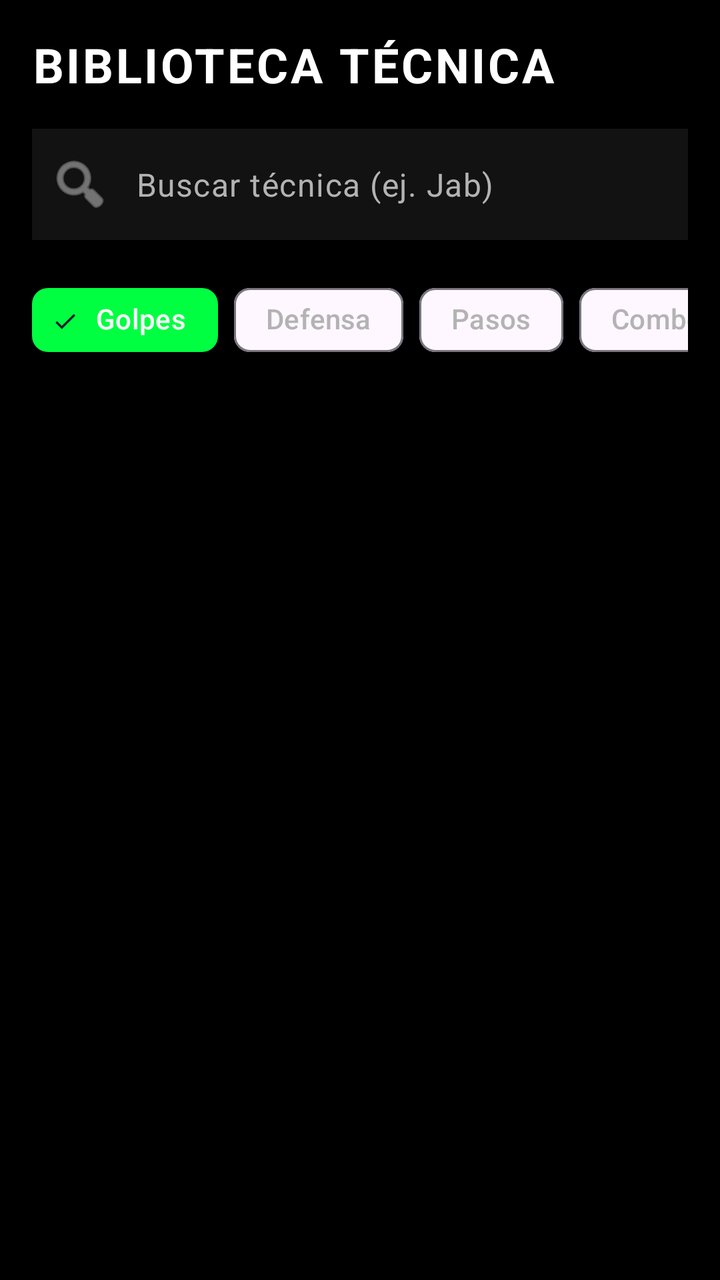
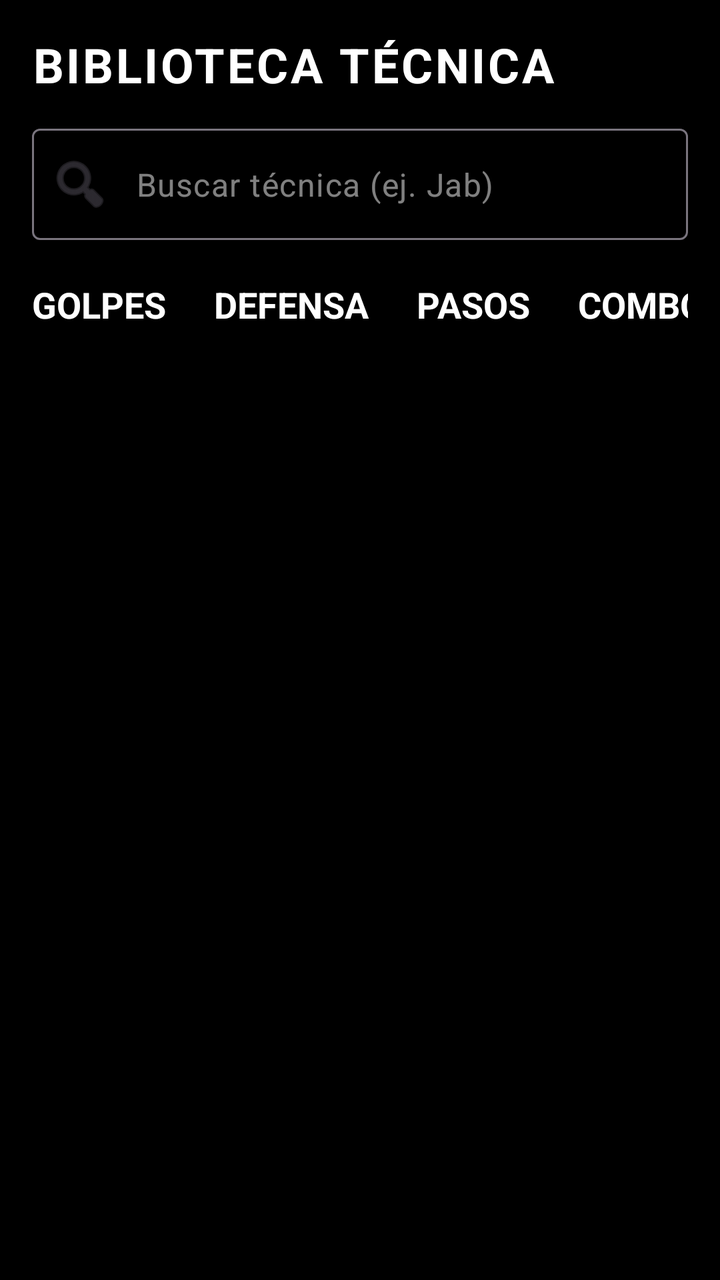

Compare the two renders of this Android layout. The source of the first and the diff that turns it into the second are given below.
<!-- AndroidManifest.xml: application theme Theme.CornerManBox -->
<!-- res/layout/fragment_library.xml -->
<?xml version="1.0" encoding="utf-8"?>
<LinearLayout
    xmlns:android="http://schemas.android.com/apk/res/android"
    xmlns:app="http://schemas.android.com/apk/res-auto"
    android:layout_width="match_parent"
    android:layout_height="match_parent"
    android:orientation="vertical"
    android:background="@color/black"
    android:padding="16dp">

    <TextView
        android:layout_width="wrap_content"
        android:layout_height="wrap_content"
        android:text="BIBLIOTECA TÉCNICA"
        android:textColor="@color/white"
        android:textSize="24sp"
        android:textStyle="bold"
        android:letterSpacing="0.05"
        android:layout_marginBottom="16dp" />

    <com.google.android.material.textfield.TextInputLayout
        android:layout_width="match_parent"
        android:layout_height="wrap_content"
        android:layout_marginBottom="16dp"
        app:startIconDrawable="@android:drawable/ic_menu_search"
        app:startIconTint="@color/on_surface_variant"
        app:hintEnabled="false"
        style="@style/Widget.Material3.TextInputLayout.OutlinedBox">

        <com.google.android.material.textfield.TextInputEditText
            android:layout_width="match_parent"
            android:layout_height="wrap_content"
            android:hint="Buscar técnica (ej. Jab)"
            android:textColorHint="@color/on_surface_variant"
            android:textColor="@color/white"
            android:background="@color/surface_dark"
            android:inputType="text"/>
    </com.google.android.material.textfield.TextInputLayout>

    <HorizontalScrollView
        android:layout_width="match_parent"
        android:layout_height="wrap_content"
        android:scrollbars="none"
        android:layout_marginBottom="16dp">

        <com.google.android.material.chip.ChipGroup
            android:id="@+id/chip_group_filter"
            android:layout_width="wrap_content"
            android:layout_height="wrap_content"
            app:singleSelection="true"
            app:selectionRequired="true">

            <com.google.android.material.chip.Chip
                style="@style/Widget.Material3.Chip.Filter"
                android:layout_width="wrap_content"
                android:layout_height="wrap_content"
                android:text="Golpes"
                android:checked="true"
                app:chipBackgroundColor="@color/green_boxing"
                android:textColor="@color/white"/>

            <com.google.android.material.chip.Chip
                style="@style/Widget.Material3.Chip.Filter"
                android:layout_width="wrap_content"
                android:layout_height="wrap_content"
                android:text="Defensa"
                android:textColor="@color/on_surface_variant"/>

            <com.google.android.material.chip.Chip
                style="@style/Widget.Material3.Chip.Filter"
                android:layout_width="wrap_content"
                android:layout_height="wrap_content"
                android:text="Pasos"
                android:textColor="@color/on_surface_variant"/>

            <com.google.android.material.chip.Chip
                style="@style/Widget.Material3.Chip.Filter"
                android:layout_width="wrap_content"
                android:layout_height="wrap_content"
                android:text="Combos"
                android:textColor="@color/on_surface_variant"/>
        </com.google.android.material.chip.ChipGroup>
    </HorizontalScrollView>

    <androidx.recyclerview.widget.RecyclerView
        android:id="@+id/rv_tech_list"
        android:layout_width="match_parent"
        android:layout_height="match_parent"
        android:clipToPadding="false"
        android:scrollbars="vertical" />

</LinearLayout>
<!-- resources referenced by this layout -->
<resources>
  <color name="black">#FF000000</color>
  <color name="green_boxing">#00FF41</color>
  <color name="on_surface_variant">#B3B3B3</color>
  <color name="surface_dark">#121212</color>
  <color name="white">#FFFFFFFF</color>
  <style name="Theme.CornerManBox" parent="Base.Theme.CornerManBox" />
  <style name="Base.Theme.CornerManBox" parent="Theme.Material3.DayNight.NoActionBar">
          
          
      </style>
</resources>

<!-- the commit's change to res/layout/fragment_library.xml (unified diff, before → after) -->
@@ -21,9 +21,8 @@
     <com.google.android.material.textfield.TextInputLayout
         android:layout_width="match_parent"
         android:layout_height="wrap_content"
-        android:layout_marginBottom="16dp"
+        android:layout_marginBottom="20dp"
         app:startIconDrawable="@android:drawable/ic_menu_search"
-        app:startIconTint="@color/on_surface_variant"
         app:hintEnabled="false"
         style="@style/Widget.Material3.TextInputLayout.OutlinedBox">
 
@@ -31,9 +30,8 @@
             android:layout_width="match_parent"
             android:layout_height="wrap_content"
             android:hint="Buscar técnica (ej. Jab)"
-            android:textColorHint="@color/on_surface_variant"
+            android:textColorHint="#80FFFFFF"
             android:textColor="@color/white"
-            android:background="@color/surface_dark"
             android:inputType="text"/>
     </com.google.android.material.textfield.TextInputLayout>
 
@@ -43,43 +41,60 @@
         android:scrollbars="none"
         android:layout_marginBottom="16dp">
 
-        <com.google.android.material.chip.ChipGroup
-            android:id="@+id/chip_group_filter"
+        <LinearLayout
             android:layout_width="wrap_content"
             android:layout_height="wrap_content"
-            app:singleSelection="true"
-            app:selectionRequired="true">
+            android:orientation="horizontal"
+            android:gravity="center_vertical">
 
-            <com.google.android.material.chip.Chip
-                style="@style/Widget.Material3.Chip.Filter"
+            <TextView
+                android:id="@+id/tv_cat_golpes"
                 android:layout_width="wrap_content"
                 android:layout_height="wrap_content"
-                android:text="Golpes"
-                android:checked="true"
-                app:chipBackgroundColor="@color/green_boxing"
-                android:textColor="@color/white"/>
+                android:text="GOLPES"
+                android:textColor="@color/white"
+                android:textSize="18sp"
+                android:textStyle="bold"
+                android:paddingEnd="24dp"
+                android:clickable="true"
+                android:focusable="true"/>
 
-            <com.google.android.material.chip.Chip
-                style="@style/Widget.Material3.Chip.Filter"
+            <TextView
+                android:id="@+id/tv_cat_defensa"
                 android:layout_width="wrap_content"
                 android:layout_height="wrap_content"
-                android:text="Defensa"
-                android:textColor="@color/on_surface_variant"/>
+                android:text="DEFENSA"
+                android:textColor="@color/white"
+                android:textSize="18sp"
+                android:textStyle="bold"
+                android:paddingEnd="24dp"
+                android:clickable="true"
+                android:focusable="true"/>
 
-            <com.google.android.material.chip.Chip
-                style="@style/Widget.Material3.Chip.Filter"
+            <TextView
+                android:id="@+id/tv_cat_pasos"
                 android:layout_width="wrap_content"
                 android:layout_height="wrap_content"
-                android:text="Pasos"
-                android:textColor="@color/on_surface_variant"/>
+                android:text="PASOS"
+                android:textColor="@color/white"
+                android:textSize="18sp"
+                android:textStyle="bold"
+                android:paddingEnd="24dp"
+                android:clickable="true"
+                android:focusable="true"/>
 
-            <com.google.android.material.chip.Chip
-                style="@style/Widget.Material3.Chip.Filter"
+            <TextView
+                android:id="@+id/tv_cat_combos"
                 android:layout_width="wrap_content"
                 android:layout_height="wrap_content"
-                android:text="Combos"
-                android:textColor="@color/on_surface_variant"/>
-        </com.google.android.material.chip.ChipGroup>
+                android:text="COMBOS"
+                android:textColor="@color/white"
+                android:textSize="18sp"
+                android:textStyle="bold"
+                android:paddingEnd="24dp"
+                android:clickable="true"
+                android:focusable="true"/>
+        </LinearLayout>
     </HorizontalScrollView>
 
     <androidx.recyclerview.widget.RecyclerView
<!-- resource entries referenced after the edit -->
@@ -1,9 +1,6 @@
 <!-- resources referenced by this layout -->
 <resources>
   <color name="black">#FF000000</color>
-  <color name="green_boxing">#00FF41</color>
-  <color name="on_surface_variant">#B3B3B3</color>
-  <color name="surface_dark">#121212</color>
   <color name="white">#FFFFFFFF</color>
   <style name="Theme.CornerManBox" parent="Base.Theme.CornerManBox" />
   <style name="Base.Theme.CornerManBox" parent="Theme.Material3.DayNight.NoActionBar">
